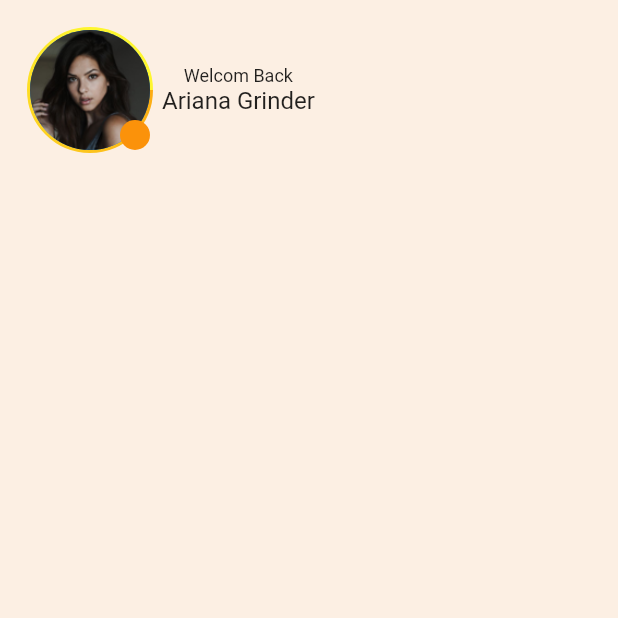
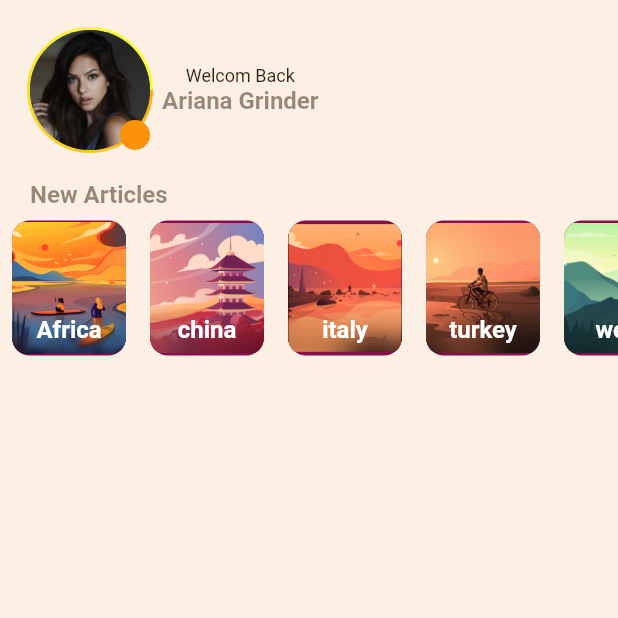
Before and after one commit to Swan1993/ui_app_maktab_khoneh, a Flutter app: the screen it shows after launch, on a phone screen of 412 x 824 dp, the top half of it. Run offline on Flutter 3.47's test engine with Material 2 defaults, Android fonts, the light colour scheme and no system bars.

Commit message:
add new aticle

```diff
--- a/lib/const/constant.dart
+++ b/lib/const/constant.dart
@@ -24,9 +24,12 @@
 
 class Constant {
   static const avatarTextStyle = TextStyle(
+    color: titleColor,
     fontSize: medium,
   );
   static const avatarTextStyleName = TextStyle(
-    fontSize: 16.0,
-  );
+      color: captionColor, fontSize: 16.0, fontWeight: FontWeight.w700);
+
+  static const avatarTextStyleNameLite = TextStyle(
+      color: Colors.white, fontSize: 16.0, fontWeight: FontWeight.w700);
 }
--- /dev/null
+++ b/lib/const/list_country.dart
@@ -0,0 +1,42 @@
+List contryList = [
+  {
+    'contry': "Africa",
+    'title': "Travel to Africa",
+    'description':
+        "My trip to China started in Beijing, where I stayed in a beautiful hotel called where I stayed in a beautiful hotel called",
+    'writer': "Leslie Alexander",
+    'image': "assets/image/africa.png"
+  },
+  {
+    'contry': "china",
+    'title': "Travel to china",
+    'description':
+        "My trip to China started in Beijing, where I stayed in a beautiful hotel called where I stayed in a beautiful hotel called",
+    'writer': "Leslie Alexander",
+    'image': "assets/image/china.png"
+  },
+  {
+    'contry': "italy",
+    'title': "Travel to italy",
+    'description':
+        "My trip to China started in Beijing, where I stayed in a beautiful hotel called where I stayed in a beautiful hotel called",
+    'writer': "Leslie Alexander",
+    'image': "assets/image/italy.png"
+  },
+  {
+    'contry': "turkey",
+    'title': "Travel to turkey",
+    'description':
+        "My trip to China started in Beijing, where I stayed in a beautiful hotel called where I stayed in a beautiful hotel called",
+    'writer': "Leslie Alexander",
+    'image': "assets/image/turkey.png"
+  },
+  {
+    'contry': "west",
+    'title': "Travel to west",
+    'description':
+        "My trip to China started in Beijing, where I stayed in a beautiful hotel called where I stayed in a beautiful hotel called",
+    'writer': "Leslie Alexander",
+    'image': "assets/image/west.png"
+  },
+];
--- a/lib/home.dart
+++ b/lib/home.dart
@@ -1,6 +1,7 @@
 import 'package:flutter/material.dart';
 
 import 'package:ui_app_maktabkhoneh/const/constant.dart';
+import 'package:ui_app_maktabkhoneh/screen/article_view.dart';
 
 import 'package:ui_app_maktabkhoneh/screen/user_info.dart';
 
@@ -14,7 +15,20 @@
         child: SizedBox(
           child: Column(
             mainAxisAlignment: MainAxisAlignment.start,
-            children: [UserInfo()],
+            children: [
+              UserInfo(),
+              Align(
+                alignment: Alignment.centerLeft,
+                child: Padding(
+                  padding: EdgeInsets.only(left: bodymargin),
+                  child: Text(
+                    "New Articles",
+                    style: Constant.avatarTextStyleName,
+                  ),
+                ),
+              ),
+              ArticlesView(),
+            ],
           ),
         ),
       ),
--- /dev/null
+++ b/lib/screen/article_view.dart
@@ -0,0 +1,47 @@
+import 'package:flutter/material.dart';
+import 'package:ui_app_maktabkhoneh/const/constant.dart';
+import 'package:ui_app_maktabkhoneh/const/list_country.dart';
+
+class ArticlesView extends StatelessWidget {
+  const ArticlesView({
+    super.key,
+  });
+
+  @override
+  Widget build(BuildContext context) {
+    return SizedBox(
+      height: 98,
+      //  width: MediaQuery.of(context).size.width,
+      child: ListView.builder(
+        itemCount: contryList.length,
+        shrinkWrap: true,
+        scrollDirection: Axis.horizontal,
+        itemBuilder: (context, index) {
+          return Padding(
+            padding:
+                const EdgeInsets.only(left: small, right: small, top: small),
+            child: Container(
+              alignment: Alignment.bottomCenter,
+              height: 80,
+              width: 76,
+              decoration: BoxDecoration(
+                color: Colors.pink.shade900,
+                borderRadius: BorderRadius.circular(medium),
+                image: DecorationImage(
+                  image: AssetImage(contryList[index]['image']),
+                ),
+              ),
+              child: Padding(
+                padding: const EdgeInsets.only(bottom: small),
+                child: Text(
+                  contryList[index]['contry'],
+                  style: Constant.avatarTextStyleNameLite,
+                ),
+              ),
+            ),
+          );
+        },
+      ),
+    );
+  }
+}
```
